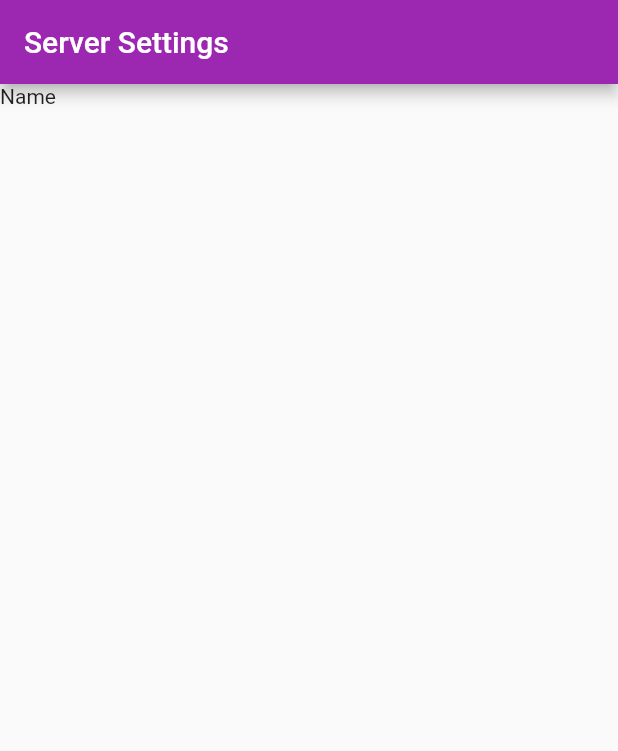
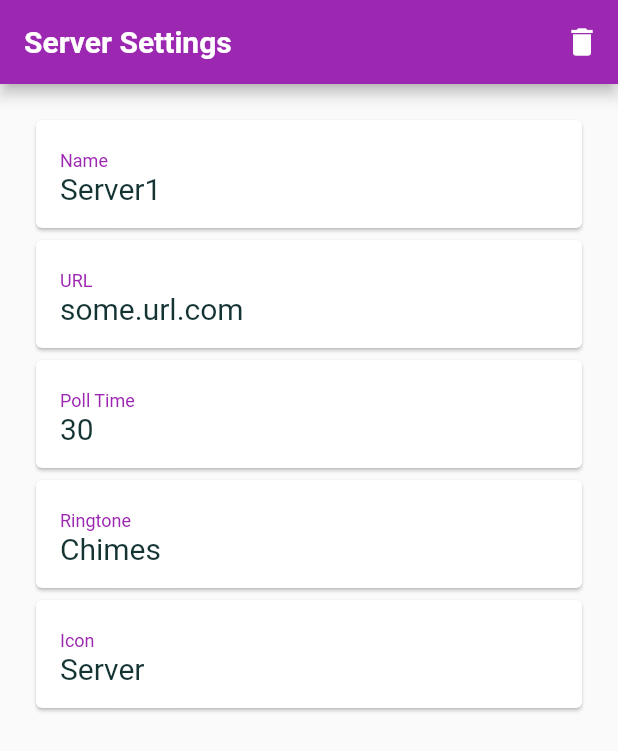
Before and after one commit to koorzenb/server_app, a Flutter app: the screen it shows after launch, on a phone screen of 412 x 824 dp. Shown: the top 751 px of the screen. Run offline on Flutter 3.47's test engine with Material 2 defaults, Android fonts, the phone set to English and light mode, and no system bars.

Commit message:
Styled Settings Item

```diff
--- a/lib/main.dart
+++ b/lib/main.dart
@@ -19,6 +19,23 @@ class MyApp extends StatelessWidget {
       theme: ThemeData(
         colorScheme: ColorScheme.fromSwatch(primarySwatch: Colors.purple)
             .copyWith(secondary: Colors.amber),
+        textTheme: ThemeData.light().textTheme.copyWith(
+            bodyText1: const TextStyle(
+              color: Color.fromRGBO(20, 51, 51, 1),
+              fontWeight: FontWeight.normal,
+              fontSize: 20,
+            ),
+            bodyText2: const TextStyle(
+              color: Color.fromRGBO(20, 51, 51, 1),
+            ),
+            headline5: const TextStyle(
+              color: Colors.purple,
+              fontWeight: FontWeight.normal,
+              fontSize: 12,
+            ),
+            headline6: const TextStyle(
+              fontWeight: FontWeight.bold,
+            )),
       ),
       // home: MyHomePage(title: 'Server App'),
       home: ServerSettingsScreen(),
@@ -28,9 +45,19 @@ class MyApp extends StatelessWidget {
 
 class MyHomePage extends StatelessWidget {
   final String title;
-  final List<Server> servers = [
-    Server(id: '1', name: 'Server1', url: 'some.url.com'),
-    Server(id: '2', name: 'Server2', url: 'some.url.com')
+  List<Server> dummyData = [
+    Server(
+        id: "1",
+        name: "Server1",
+        url: "some.url.com",
+        subtitle: "some subtitle"),
+    Server(
+        id: "2",
+        name: "Server2",
+        url: "another.url.com",
+        pollTime: 1200,
+        channel: "another channel",
+        icon: const Icon(Icons.place_rounded)),
   ];
 
   MyHomePage({Key? key, required this.title}) : super(key: key);
--- a/lib/models/server.dart
+++ b/lib/models/server.dart
@@ -9,12 +9,16 @@ class Server {
   String channel; //String?
   Icon icon;
 
+  // String get serverName() {
+  //   return name;
+  // }
+
   Server({
     required this.id,
     required this.name,
     this.subtitle = 'some subtitle',
     required this.url,
-    this.pollTime = 1000,
+    this.pollTime = 30,
     this.channel = 'some channel',
     this.icon = const Icon(Icons.abc),
   });
--- a/lib/screens/server_settings_screen.dart
+++ b/lib/screens/server_settings_screen.dart
@@ -1,21 +1,54 @@
 import 'package:flutter/material.dart';
 
+import '../widgets/server_setting_item.dart';
 import '../models/server.dart';
 
 class ServerSettingsScreen extends StatelessWidget {
   List<Server> dummyData = [
-    Server(id: "1", name: "Server1", url: "some.url.com"),
-    Server(id: "2", name: "Server2", url: "another.url.com"),
+    Server(
+        id: "1",
+        name: "Server1",
+        url: "some.url.com",
+        subtitle: "some subtitle"),
   ];
+
+  // Server data = dummyData[0];
 
   @override
   Widget build(BuildContext context) {
     return Scaffold(
       appBar: AppBar(
-        title: const Text('Server Settings'),
+        title: Text('Server Settings'),
+        actions: [
+          IconButton(
+              onPressed: () => print('delete'), icon: const Icon(Icons.delete))
+        ],
       ),
-      body: Column(
-        children: [Text("Name")],
+      body: Padding(
+        padding: const EdgeInsets.all(20),
+        child: Column(
+          crossAxisAlignment: CrossAxisAlignment.start,
+          children: [
+            ServerSettingItem(
+              propertyName: "Name",
+              propertyValue: dummyData[0].name,
+            ),
+            ServerSettingItem(
+              propertyName: "URL",
+              propertyValue: dummyData[0].url,
+            ),
+            ServerSettingItem(
+              propertyName: "Poll Time",
+              propertyValue: dummyData[0].pollTime.toString(),
+            ),
+            const ServerSettingItem(
+              propertyName: 'Ringtone',
+              propertyValue: "Chimes",
+            ),
+            const ServerSettingItem(
+                propertyName: "Icon", propertyValue: 'Server')
+          ],
+        ),
       ),
     );
   }
--- /dev/null
+++ b/lib/widgets/server_setting_item.dart
@@ -0,0 +1,33 @@
+import 'package:flutter/material.dart';
+import 'package:flutter/foundation.dart';
+
+class ServerSettingItem extends StatelessWidget {
+  final String propertyName;
+  final String propertyValue;
+
+  const ServerSettingItem({
+    required this.propertyName,
+    required this.propertyValue,
+  });
+
+  @override
+  Widget build(BuildContext context) {
+    return Card(
+        child: ListTile(
+      title: Text(
+        propertyName,
+        style: Theme.of(context).textTheme.headline5,
+      ),
+      subtitle: Text(
+        propertyValue,
+        style: Theme.of(context).textTheme.bodyText1,
+      ),
+    ));
+    // return Row(
+    //   children: [
+    //     Expanded(child: Text(propertyName)),
+    //     propertyValue,
+    //   ],
+    // );
+  }
+}
```
